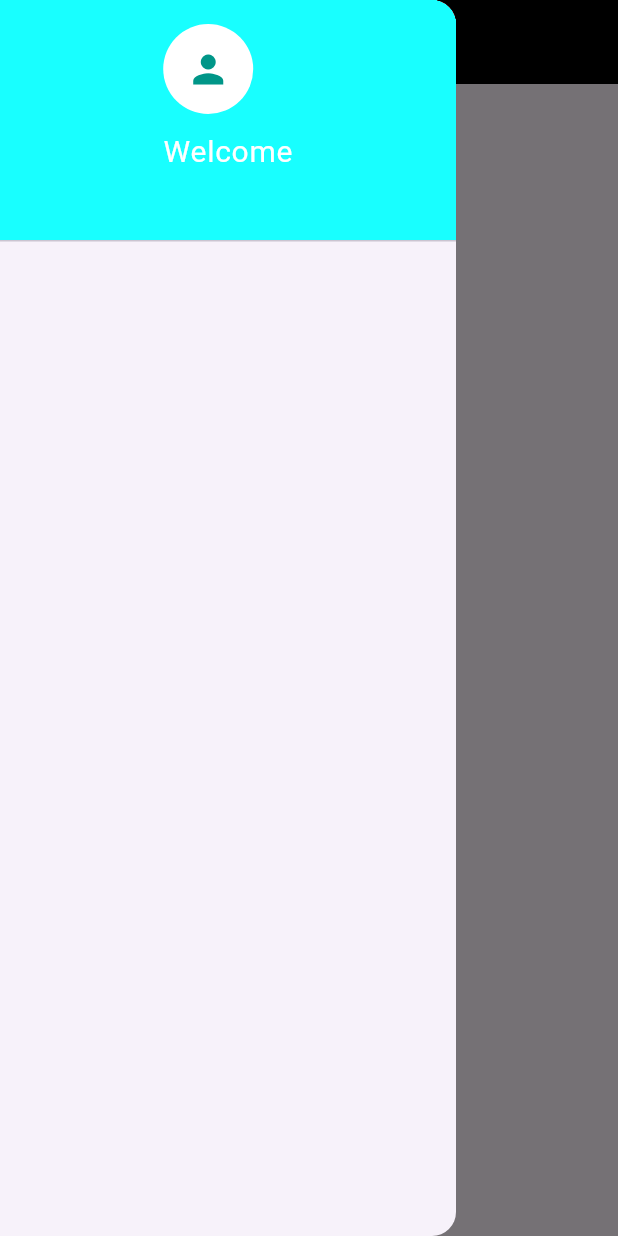
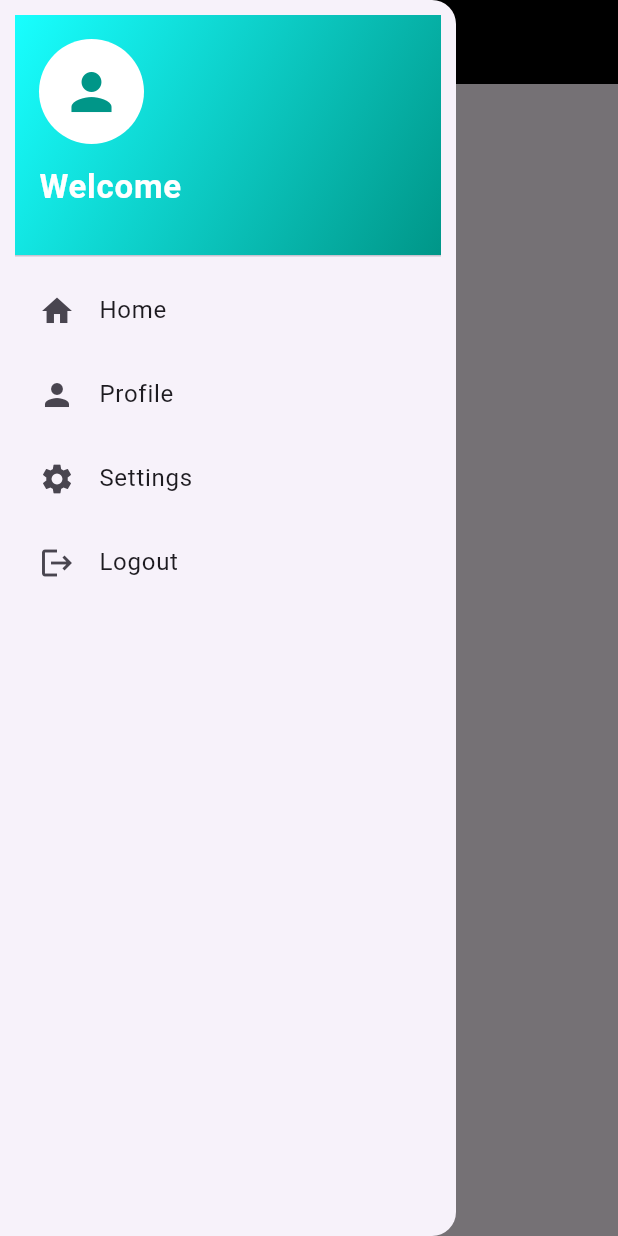
Before and after one commit to shivamkathait19/scan, a Flutter app: the Mainscreen screen opened directly, with the side drawer open, on a phone screen of 412 x 824 dp. Run offline on Flutter 3.47's test engine with Material 3 defaults, Android fonts, the phone set to English and light mode, and no system bars; network calls fail.

Commit message:
Update MainScreen.dart

```diff
--- a/lib/MainScreen.dart
+++ b/lib/MainScreen.dart
@@ -24,43 +24,67 @@ class _MainscreenState extends State<Mainscreen> {
      ),
       drawer: Drawer(
         child: ListView(
+          padding: EdgeInsets.all(10),
+
           children: [
-          DrawerHeader
-            (decoration: BoxDecoration(
-           gradient: LinearGradient(colors: [Colors.cyanAccent],
+            DrawerHeader(
+              decoration: BoxDecoration(
+                gradient: LinearGradient(
+                  colors: [
+                    Colors.cyanAccent,
+                    Colors.teal,
+                  ],
                   begin: Alignment.topLeft,
                   end: Alignment.bottomRight,
-           )
-
-
+                ),
               ),
               child: Column(
-
-            children: [
-              Column(
                 crossAxisAlignment: CrossAxisAlignment.start,
                 children: [
                   CircleAvatar(
-                    radius: 30,
+                    radius: 35,
                     backgroundColor: Colors.white,
-                    child: Icon(Icons.person, color: Colors.teal, size: 30),
+                    child: Icon(Icons.person, size: 40, color: Colors.teal),
                   ),
-                  SizedBox(height: 10),
+                  SizedBox(height: 12),
                   Text(
-                    'Welcome',
-                    style: TextStyle(color: Colors.white, fontSize: 20),
+                    "Welcome",
+                    style: TextStyle(
+                      color: Colors.white,
+                      fontSize: 22,
+                      fontWeight: FontWeight.bold,
                     ),
-                  SizedBox(
-                    height: 10,
                   ),
                 ],
               ),
+            ),
 
-            ],
-          ))
+            // Drawer menu items
+            ListTile(
+              leading: Icon(Icons.home),
+              title: Text("Home"),
+              onTap: () {},
+            ),
+            ListTile(
+              leading: Icon(Icons.person),
+              title: Text("Profile"),
+              onTap: () {},
+            ),
+            ListTile(
+              leading: Icon(Icons.settings),
+              title: Text("Settings"),
+              onTap: () {},
+            ),
+            ListTile(
+              leading: Icon(Icons.logout),
+              title: Text("Logout"),
+              onTap: () {},
+            ),
           ],
         ),
       ),
+
+
     );
   }
 }
```
Lines whose indentation alone changed are shown as unchanged.
